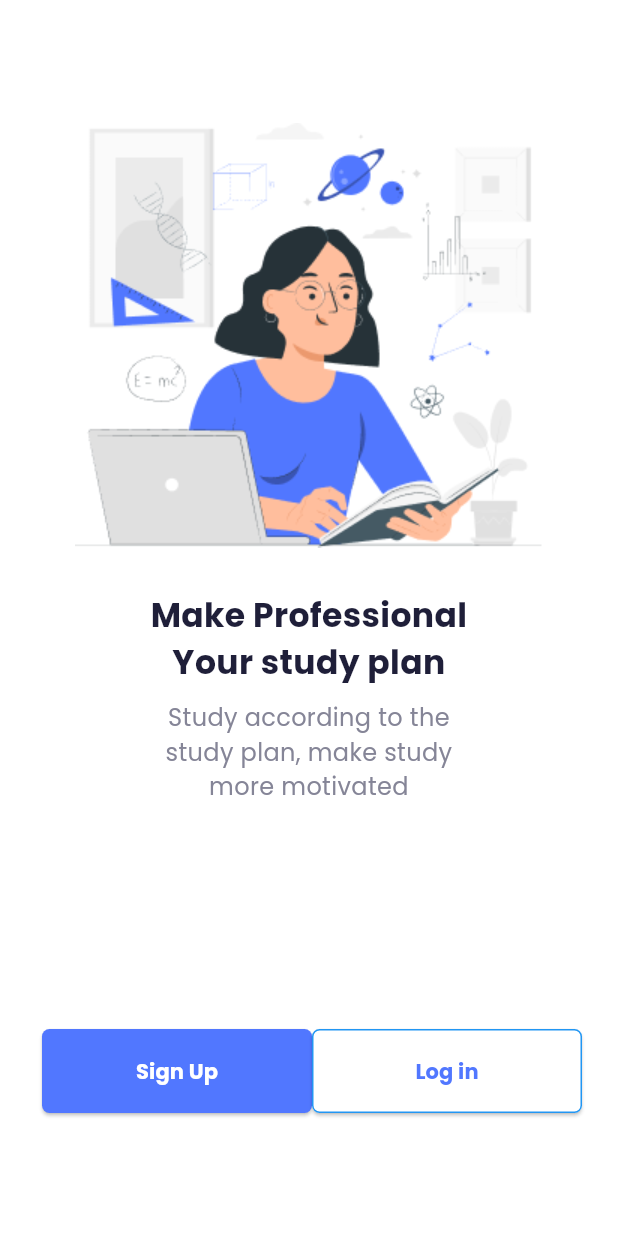
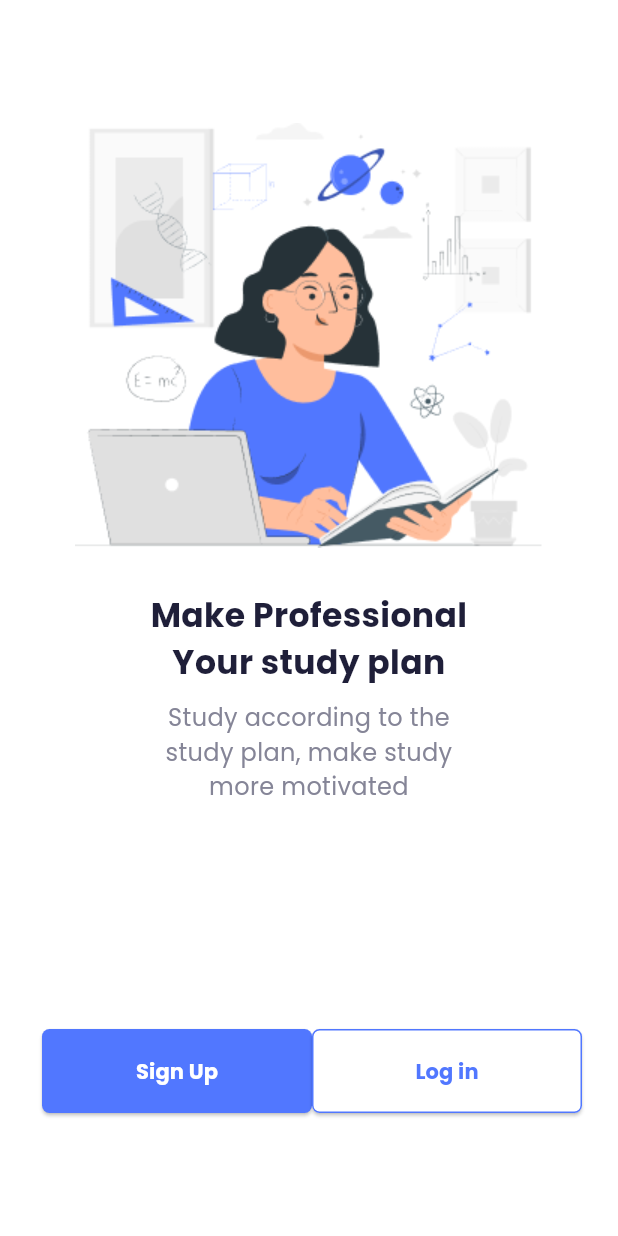
Before and after one commit to IamSAShuvo/classroom-app, a Flutter app: the screen it shows after launch, on a phone screen of 412 x 824 dp. Run offline on Flutter 3.47's test engine with Material 3 defaults, Android fonts, the phone set to English and light mode, and no system bars.

Commit message:
chore: Use separately defined colors

```diff
--- a/lib/widgets/HomeScreen/home_screen.dart
+++ b/lib/widgets/HomeScreen/home_screen.dart
@@ -1,5 +1,6 @@
+import 'package:flutter/material.dart';
+import 'package:classroom_app/styles/color/colors.dart';
 import 'package:classroom_app/widgets/CustomButton/custom_button.dart';
-import 'package:flutter/material.dart';
 
 class HomeScreen extends StatelessWidget {
   const HomeScreen({super.key});
@@ -7,7 +8,7 @@ class HomeScreen extends StatelessWidget {
   @override
   Widget build(BuildContext context) {
     return Scaffold(
-      backgroundColor: Colors.white,
+      backgroundColor: AppColors.white,
       body: Padding(
         padding: const EdgeInsets.all(28.0),
         child: Column(
@@ -26,7 +27,7 @@ class HomeScreen extends StatelessWidget {
               'Make Professional\nYour study plan',
               textAlign: TextAlign.center,
               style: TextStyle(
-                  color: Color(0xff1f1f39),
+                  color: AppColors.homeScreenHeadingColor,
                   fontSize: 22,
                   fontWeight: FontWeight.bold,
                   fontFamily: 'Poppins'),
@@ -41,7 +42,7 @@ class HomeScreen extends StatelessWidget {
                 fontSize: 16,
                 fontFamily: 'Poppins',
                 fontWeight: FontWeight.normal,
-                color: Color(0xff858597),
+                color: AppColors.classroomSecondaryColor,
               ),
             ),
             const SizedBox(
@@ -52,17 +53,17 @@ class HomeScreen extends StatelessWidget {
               children: [
                 CustomButton(
                   buttonText: 'Sign Up',
-                  buttonBgColor: Color(0xFF5177FF),
-                  buttonTextColor: Colors.white,
+                  buttonBgColor: AppColors.btnSecondaryColor,
+                  buttonTextColor: AppColors.white,
                 ),
                 CustomButton(
                   buttonText: 'Log in',
-                  buttonBgColor: Colors.white,
-                  buttonTextColor: Color(0xFF5177FF),
-                  buttonBorderColor: Colors.blue,
+                  buttonBgColor: AppColors.white,
+                  buttonTextColor: AppColors.btnSecondaryColor,
+                  buttonBorderColor: AppColors.btnSecondaryColor,
                 ),
               ],
-            )
+            ),
           ],
         ),
       ),
```
